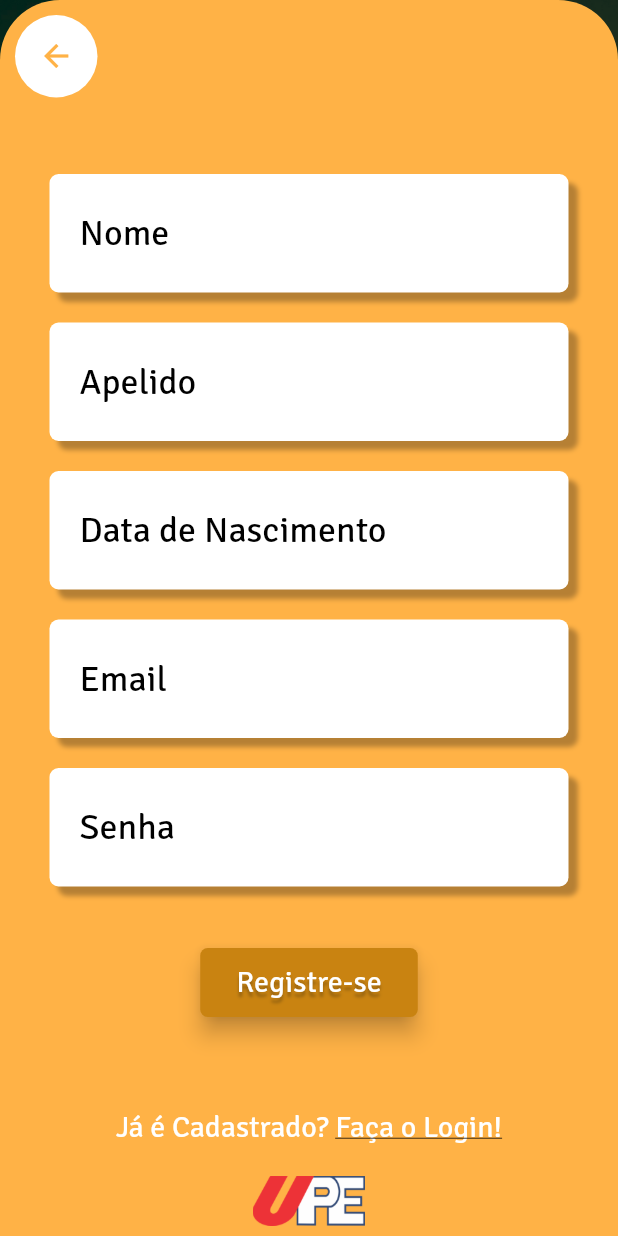
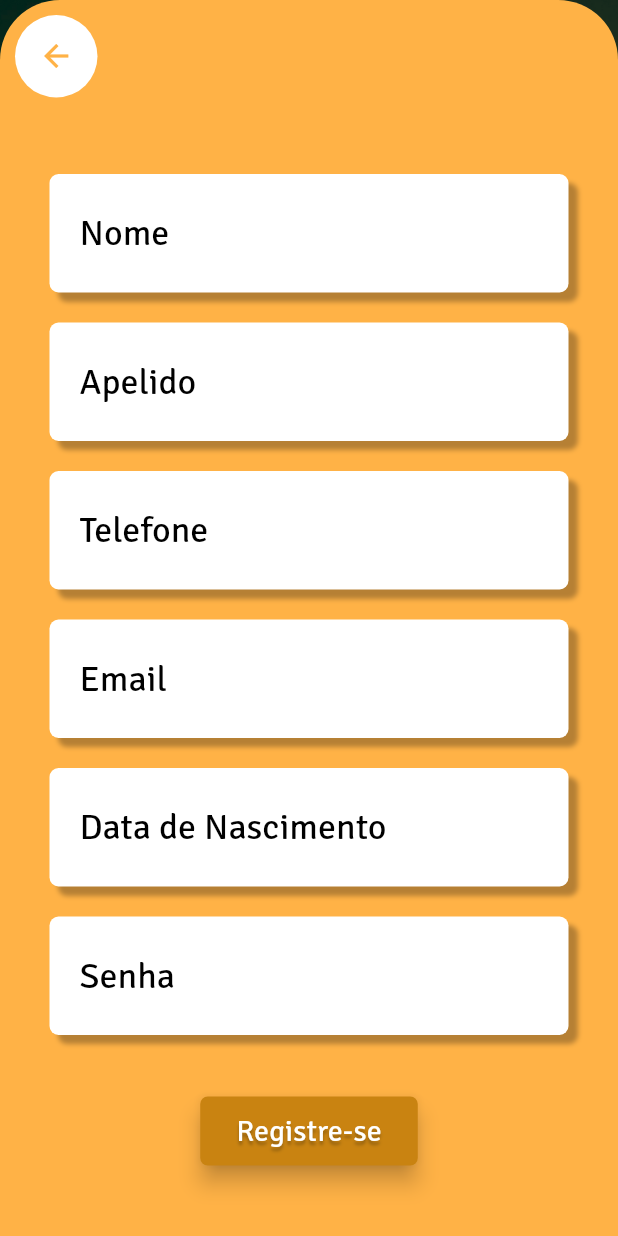
Before and after one commit to ElissonRochaa/MOBILE-25.1-ArtHub, a Flutter app: the TelaRegistro screen opened by its route, on a phone screen of 412 x 824 dp. Run offline on Flutter 3.47's test engine with Material 3 defaults, Android fonts, the phone set to English and light mode, and no system bars; our stand-ins replace curved_navigation_bar.

Commit message:
fix:. adição do input do dado "telefone" no registro

```diff
--- a/lib/pages/tela_registro.dart
+++ b/lib/pages/tela_registro.dart
@@ -37,11 +37,7 @@ class TelaRegistro extends StatelessWidget {
               ),
             ),
           ),
-          Positioned(
-            left: 10,
-            top: 10,
-            child: BotaoVoltarWidget(),
-          ),
+          Positioned(left: 10, top: 10, child: BotaoVoltarWidget()),
           Padding(
             padding: const EdgeInsets.only(top: 60),
             child: SingleChildScrollView(
@@ -63,14 +59,28 @@ class TelaRegistro extends StatelessWidget {
                       ),
                       const SizedBox(height: 20),
                       InputTexto(
+                        label: "Telefone",
+                        hintLabel: "Digite seu telefone",
+                        inputTipo: TextInputType.phone,
+                      ),
+                      const SizedBox(height: 20),
+                      InputTexto(
+                        label: "Email",
+                        hintLabel: "Digite seu email",
+                        inputTipo: TextInputType.emailAddress,
+                      ),
+                      const SizedBox(height: 20),
+                      InputTexto(
                         hintLabel: "Data de Nascimento",
                         label: "Data de Nascimento",
                         inputTipo: TextInputType.datetime,
                       ),
                       const SizedBox(height: 20),
-                      InputTexto(label: "Email", hintLabel: "Digite seu email"),
-                      const SizedBox(height: 20),
-                      InputTexto(label: "Senha", hintLabel: "Digite sua senha"),
+                      InputTexto(
+                        label: "Senha",
+                        hintLabel: "Digite sua senha",
+                        inputTipo: TextInputType.visiblePassword,
+                      ),
                       const SizedBox(height: 40),
                       BotaoEstilizadoWidget(
                         funcao: () => {Navigator.pushNamed(context, '/login')},
```
